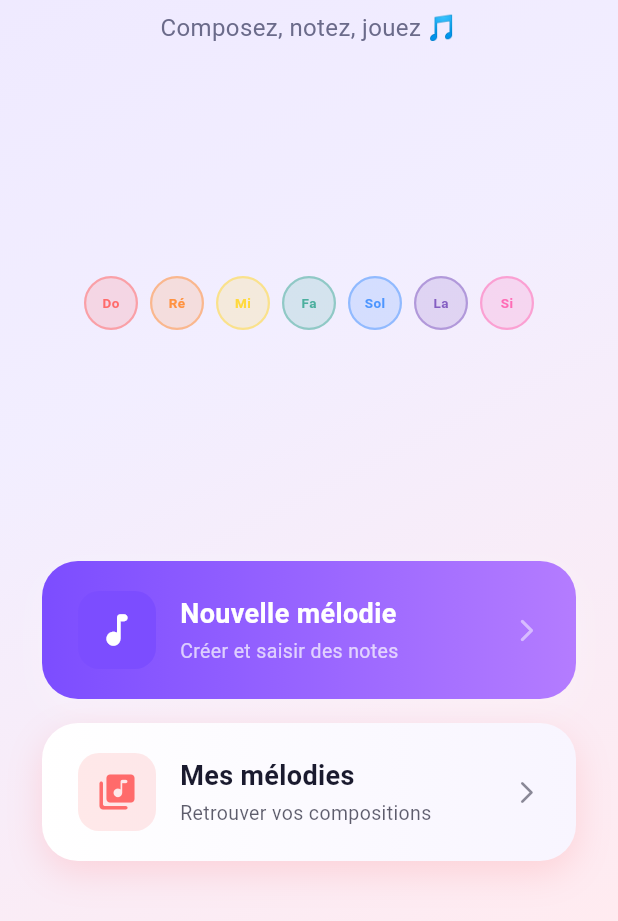
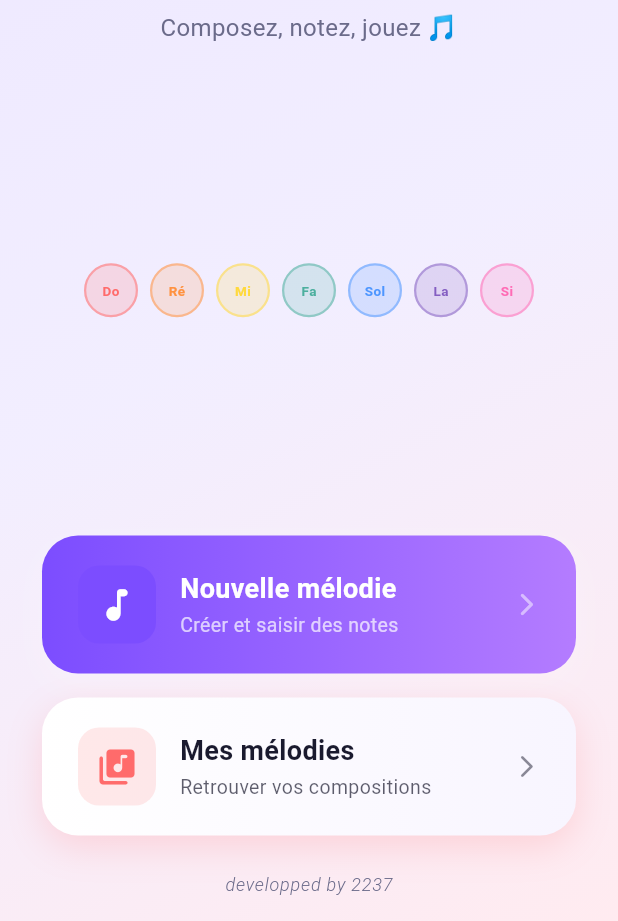
Before and after one commit to Leet0690/melodica, a Flutter app: the screen it shows after launch, on a phone screen of 412 x 824 dp, the part 315-1236 px from its top. Run offline on Flutter 3.47's test engine with Material 3 defaults, Android fonts, the phone set to English and light mode, and no system bars; our stand-ins replace hive_flutter; accounts and stored records are empty.

Commit message:
Add developer signature

```diff
--- a/lib/screens/home_screen.dart
+++ b/lib/screens/home_screen.dart
@@ -88,7 +88,18 @@ class HomeScreen extends StatelessWidget {
                     Navigator.push(context, _fadeRoute(const MelodiesListScreen()));
                   },
                 ),
-                const SizedBox(height: 40),
+                const SizedBox(height: 24),
+                const Text(
+                  'developped by 2237',
+                  style: TextStyle(
+                    fontSize: 12,
+                    color: AppColors.textSecondary,
+                    fontWeight: FontWeight.w300,
+                    fontStyle: FontStyle.italic,
+                    letterSpacing: 0.5,
+                  ),
+                ),
+                const SizedBox(height: 16),
               ],
             ),
           ),
```
Also changed, not shown: pubspec.lock.
